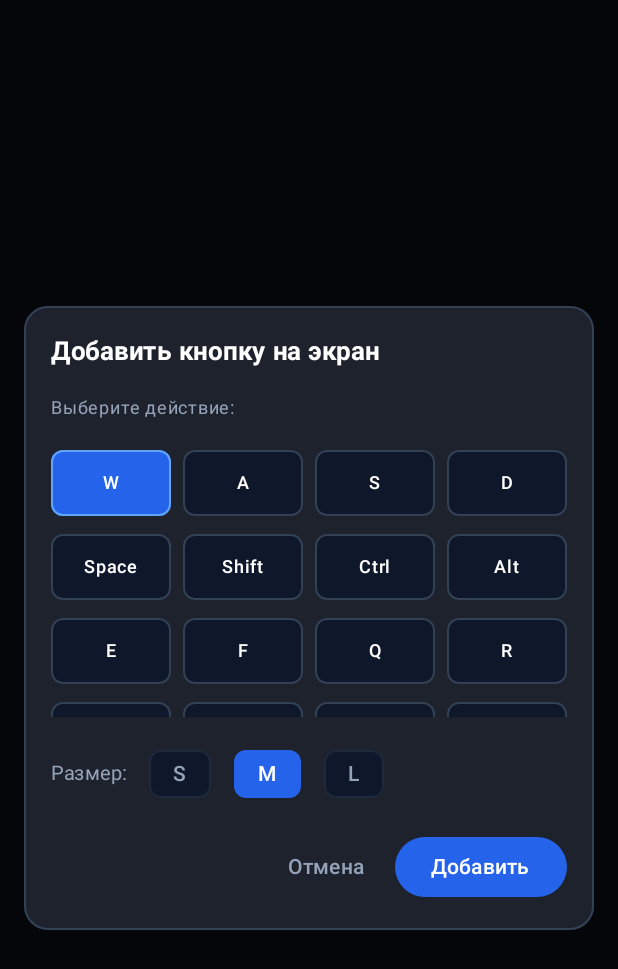
After one commit to Mor4land/v-remote, an Android app built with Jetpack Compose: the composable AddButtonDialog shown on its own in the app's theme, on a phone screen of 412 x 824 dp. The commit adds this screen. Shown: the top 969 px of the screen. Run offline under Robolectric (Android 15) with nearby library versions, the phone set to English and light mode, and no system bars.

Commit message:
Add on-screen custom button overlay and interactive drag-and-drop editor with UDP hold/release

```diff
--- /dev/null
+++ b/android/app/src/main/java/com/vanta/remote/ui/components/AddButtonDialog.kt
@@ -0,0 +1,173 @@
+package com.vanta.remote.ui.components
+
+import androidx.compose.foundation.background
+import androidx.compose.foundation.border
+import androidx.compose.foundation.clickable
+import androidx.compose.foundation.layout.*
+import androidx.compose.foundation.lazy.grid.GridCells
+import androidx.compose.foundation.lazy.grid.LazyVerticalGrid
+import androidx.compose.foundation.lazy.grid.items
+import androidx.compose.foundation.shape.RoundedCornerShape
+import androidx.compose.material3.*
+import androidx.compose.runtime.*
+import androidx.compose.ui.Alignment
+import androidx.compose.ui.Modifier
+import androidx.compose.ui.graphics.Color
+import androidx.compose.ui.text.font.FontWeight
+import androidx.compose.ui.unit.dp
+import androidx.compose.ui.unit.sp
+import androidx.compose.ui.window.Dialog
+import com.vanta.remote.model.ButtonActionType
+import com.vanta.remote.model.OverlayButton
+
+private data class KeyPreset(
+    val label: String,
+    val vk: Short = 0,
+    val isMouse: Boolean = false,
+    val mouseBtn: Byte = 0
+)
+
+private val COMMON_PRESETS = listOf(
+    KeyPreset("W", 0x57), KeyPreset("A", 0x41), KeyPreset("S", 0x53), KeyPreset("D", 0x44),
+    KeyPreset("Space", 0x20), KeyPreset("Shift", 0x10), KeyPreset("Ctrl", 0x11), KeyPreset("Alt", 0x12),
+    KeyPreset("E", 0x45), KeyPreset("F", 0x46), KeyPreset("Q", 0x51), KeyPreset("R", 0x52),
+    KeyPreset("C", 0x43), KeyPreset("Tab", 0x09), KeyPreset("Esc", 0x1B), KeyPreset("Enter", 0x0D),
+    KeyPreset("1", 0x31), KeyPreset("2", 0x32), KeyPreset("3", 0x33), KeyPreset("4", 0x34),
+    KeyPreset("ЛКМ", isMouse = true, mouseBtn = 0),
+    KeyPreset("ПКМ", isMouse = true, mouseBtn = 1)
+)
+
+@Composable
+fun AddButtonDialog(
+    onDismiss: () -> Unit,
+    onAdd: (OverlayButton) -> Unit
+) {
+    var selectedPreset by remember { mutableStateOf(COMMON_PRESETS[0]) }
+    var selectedSize by remember { mutableStateOf(54) }
+    var isHoldable by remember { mutableStateOf(true) }
+
+    Dialog(onDismissRequest = onDismiss) {
+        Surface(
+            shape = RoundedCornerShape(16.dp),
+            color = Color(0xFF1E222D),
+            border = androidx.compose.foundation.BorderStroke(1.dp, Color(0xFF334155)),
+            modifier = Modifier
+                .fillMaxWidth()
+                .padding(16.dp)
+        ) {
+            Column(
+                modifier = Modifier.padding(18.dp),
+                verticalArrangement = Arrangement.spacedBy(14.dp)
+            ) {
+                Text(
+                    text = "Добавить кнопку на экран",
+                    color = Color.White,
+                    fontSize = 17.sp,
+                    fontWeight = FontWeight.Bold
+                )
+
+                Text(
+                    text = "Выберите действие:",
+                    color = Color(0xFF94A3B8),
+                    fontSize = 12.sp
+                )
+
+                // Grid of presets
+                LazyVerticalGrid(
+                    columns = GridCells.Fixed(4),
+                    modifier = Modifier.height(180.dp),
+                    horizontalArrangement = Arrangement.spacedBy(8.dp),
+                    verticalArrangement = Arrangement.spacedBy(8.dp)
+                ) {
+                    items(COMMON_PRESETS) { preset ->
+                        val isSelected = selectedPreset == preset
+                        Surface(
+                            onClick = { selectedPreset = preset },
+                            shape = RoundedCornerShape(8.dp),
+                            color = if (isSelected) Color(0xFF2563EB) else Color(0xFF0F172A),
+                            border = androidx.compose.foundation.BorderStroke(
+                                1.dp,
+                                if (isSelected) Color(0xFF60A5FA) else Color(0xFF334155)
+                            )
+                        ) {
+                            Box(
+                                contentAlignment = Alignment.Center,
+                                modifier = Modifier
+                                    .fillMaxWidth()
+                                    .padding(vertical = 10.dp)
+                            ) {
+                                Text(
+                                    text = preset.label,
+                                    color = Color.White,
+                                    fontSize = 12.sp,
+                                    fontWeight = FontWeight.SemiBold
+                                )
+                            }
+                        }
+                    }
+                }
+
+                // Size selector
+                Row(
+                    verticalAlignment = Alignment.CenterVertically,
+                    horizontalArrangement = Arrangement.spacedBy(10.dp)
+                ) {
+                    Text(text = "Размер:", color = Color(0xFF94A3B8), fontSize = 13.sp)
+                    listOf(46 to "S", 54 to "M", 64 to "L").forEach { (sz, title) ->
+                        FilterChip(
+                            selected = selectedSize == sz,
+                            onClick = { selectedSize = sz },
+                            label = { Text(title) },
+                            colors = FilterChipDefaults.filterChipColors(
+                                selectedContainerColor = Color(0xFF2563EB),
+                                selectedLabelColor = Color.White,
+                                containerColor = Color(0xFF0F172A),
+                                labelColor = Color(0xFF94A3B8)
+                            )
+                        )
+                    }
+                }
+
+                // Actions
+                Row(
+                    modifier = Modifier.fillMaxWidth(),
+                    horizontalArrangement = Arrangement.End
+                ) {
+                    TextButton(onClick = onDismiss) {
+                        Text("Отмена", color = Color(0xFF94A3B8))
+                    }
+                    Spacer(modifier = Modifier.width(8.dp))
+                    Button(
+                        onClick = {
+                            val newBtn = if (selectedPreset.isMouse) {
+                                OverlayButton(
+                                    label = selectedPreset.label,
+                                    actionType = ButtonActionType.MOUSE_CLICK,
+                                    mouseButton = selectedPreset.mouseBtn,
+                                    rx = 0.5f,
+                                    ry = 0.5f,
+                                    sizeDp = selectedSize,
+                                    isHoldable = isHoldable
+                                )
+                            } else {
+                                OverlayButton(
+                                    label = selectedPreset.label,
+                                    actionType = ButtonActionType.KEY,
+                                    vkCode = selectedPreset.vk,
+                                    rx = 0.5f,
+                                    ry = 0.5f,
+                                    sizeDp = selectedSize,
+                                    isHoldable = isHoldable
+                                )
+                            }
+                            onAdd(newBtn)
+                        },
+                        colors = ButtonDefaults.buttonColors(containerColor = Color(0xFF2563EB))
+                    ) {
+                        Text("Добавить", color = Color.White)
+                    }
+                }
+            }
+        }
+    }
+}
```
Also changed, not shown: android/app/src/main/java/com/vanta/remote/model/OverlayButton.kt (added, +51 -0 lines), android/app/src/main/java/com/vanta/remote/network/UdpClient.kt (+18 -0 lines), android/app/src/main/java/com/vanta/remote/storage/ButtonLayoutStorage.kt (added, +57 -0 lines), android/app/src/main/java/com/vanta/remote/ui/components/OverlayButtonsLayer.kt (added, +205 -0 lines), android/app/src/main/java/com/vanta/remote/ui/screens/MainScreen.kt (+117 -7 lines), 2 other files.
